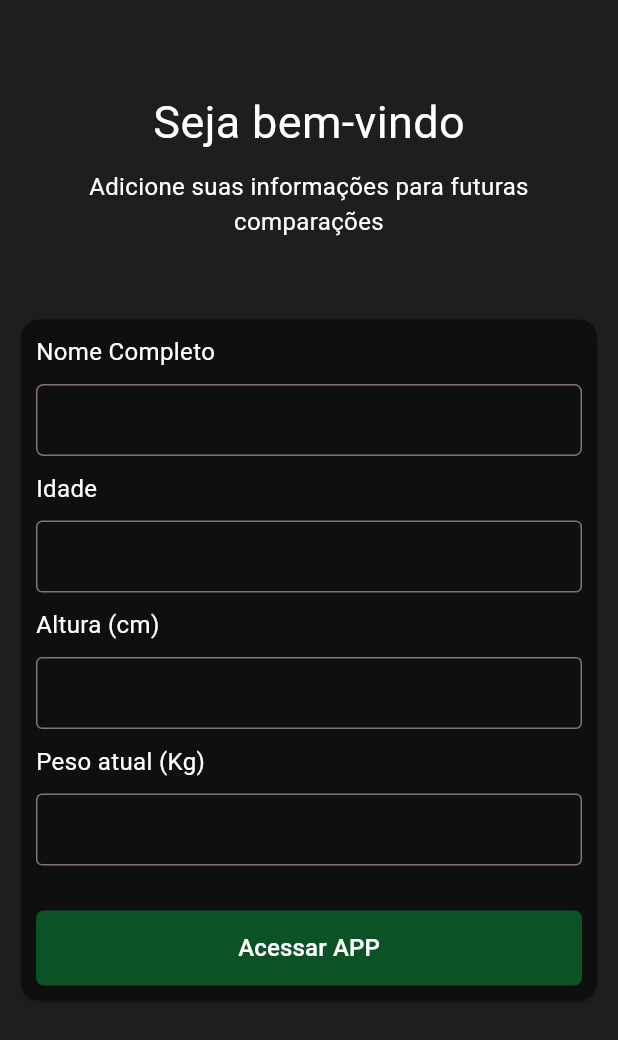
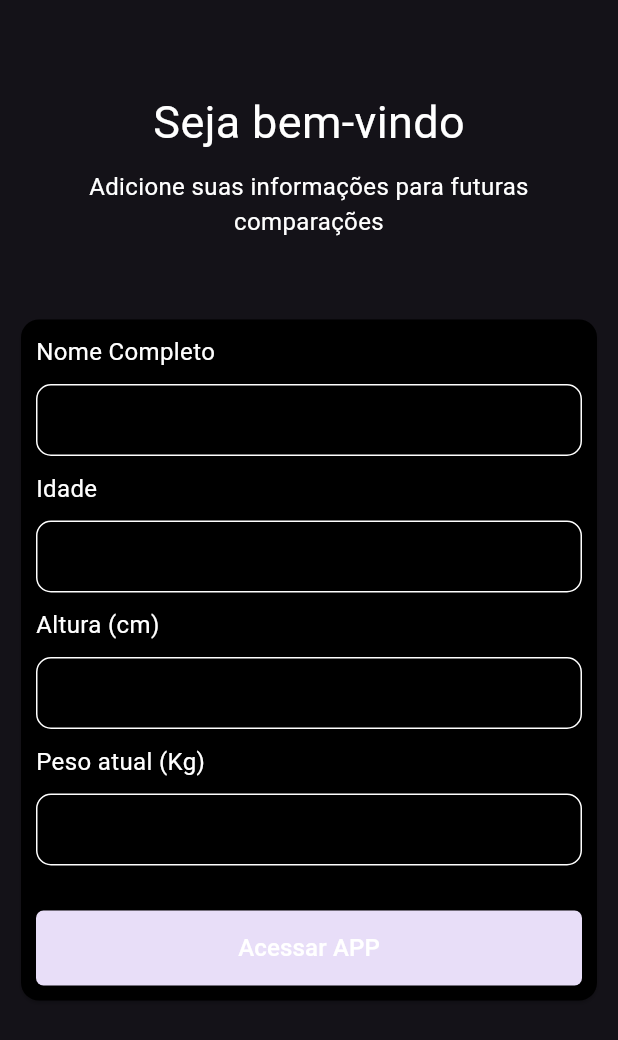
Before and after one commit to lucaskrause/my_fitness_progress, a Flutter app: the screen it shows after launch, on a phone screen of 412 x 824 dp. Shown: the top 1040 px of the screen. Run offline on Flutter 3.47's test engine with Material 3 defaults, Android fonts, the phone set to English and light mode, and no system bars; our stand-ins replace cloud_firestore, firebase_core, fl_chart, get_it, shared_preferences, sqflite; accounts and stored records are empty.

Commit message:
definição do tema

```diff
--- a/lib/main.dart
+++ b/lib/main.dart
@@ -5,13 +5,11 @@ import 'package:my_fitness_progress/firebase_options.dart';
 import 'package:my_fitness_progress/src/controller/auth/auth_controller.dart';
 import 'package:my_fitness_progress/src/screen/home/splash_page.dart';
 
-// Amarelo - 255, 218, 10
-// Verde - 11, 82, 38
-// Vermelho - 91, 11, 13
-// Roxo - 86, 82, 163
+// Amarelo     - Color.fromRGBO(255, 218, 10, 1)
+// Verde       - Color.fromRGBO(11, 82, 38, 1)
+// Vermelho    - Color.fromRGBO(91, 11, 13, 1)
+// Roxo        - Color.fromRGBO(86, 82, 163, 1)
 // Roxo Escuro - 47, 45, 88
-// Cinza - 100, 100, 100
-// Preto - 0, 0, 0
 
 Future<void> main() async {
   WidgetsFlutterBinding.ensureInitialized();
@@ -27,30 +25,52 @@ Future<void> main() async {
 class MyApp extends StatelessWidget {
   const MyApp({super.key});
 
-  // This widget is the root of your application.
   @override
   Widget build(BuildContext context) {
     return MaterialApp(
       title: 'My Fitness Project',
       theme: ThemeData(
+        brightness: Brightness.dark,
+        cardColor: Colors.black,
         inputDecorationTheme: InputDecorationTheme(
           contentPadding: const EdgeInsets.fromLTRB(20, 10, 20, 10),
-          border: OutlineInputBorder(
+          enabledBorder: const OutlineInputBorder(
+            borderSide: BorderSide(
+              color: Colors.white
+            ),
+            borderRadius: BorderRadius.all(Radius.circular(10)),
+          ),
+          focusedBorder: OutlineInputBorder(
             borderSide: const BorderSide(
-              color: Color.fromRGBO(255, 218, 10, 1),
+              color: Color.fromRGBO(11, 82, 38, 1),
             ),
-            borderRadius: BorderRadius.circular(5),
+            borderRadius: BorderRadius.circular(10),
+          ),
+          focusedErrorBorder: const OutlineInputBorder(
+            borderSide: BorderSide(
+              color: Color.fromRGBO(91, 11, 13, 1),
+            ),
+            borderRadius: BorderRadius.all(Radius.circular(10)),
+          ),
+          errorBorder: const OutlineInputBorder(
+            borderSide: BorderSide(
+              color: Color.fromRGBO(91, 11, 13, 1),
+            ),
+            borderRadius: BorderRadius.all(Radius.circular(10)),
+          ),
+          errorStyle: const TextStyle(fontSize: 16, color: Color.fromRGBO(91, 11, 13, 1))
+        ),
+        elevatedButtonTheme: ElevatedButtonThemeData(
+          style: ElevatedButton.styleFrom(
+            backgroundColor: const Color.fromRGBO(11, 82, 38, 1),
+            minimumSize: const Size.fromHeight(50),
+            shape: RoundedRectangleBorder(
+              borderRadius: BorderRadius.circular(10),
+            ),
           ),
         ),
-        cardColor: const Color.fromRGBO(15, 15, 15, 1),
-        colorScheme: ColorScheme.fromSeed(
-          seedColor: Colors.black,
-          primary: const Color.fromRGBO(15, 15, 15, 1),
-          onPrimaryContainer: const Color.fromRGBO(86, 82, 163, 1),
-          onSecondaryContainer: const Color.fromRGBO(11, 82, 38, 1),
-          onTertiaryContainer: const Color.fromRGBO(255, 218, 10, 1),
-          onErrorContainer: const Color.fromRGBO(91, 11, 13, 1),
-          surface: const Color.fromRGBO(30, 30, 30, 1),
+        floatingActionButtonTheme: const FloatingActionButtonThemeData(
+          backgroundColor: Color.fromRGBO(11, 82, 38, 1),
         ),
         useMaterial3: true,
       ),
```
